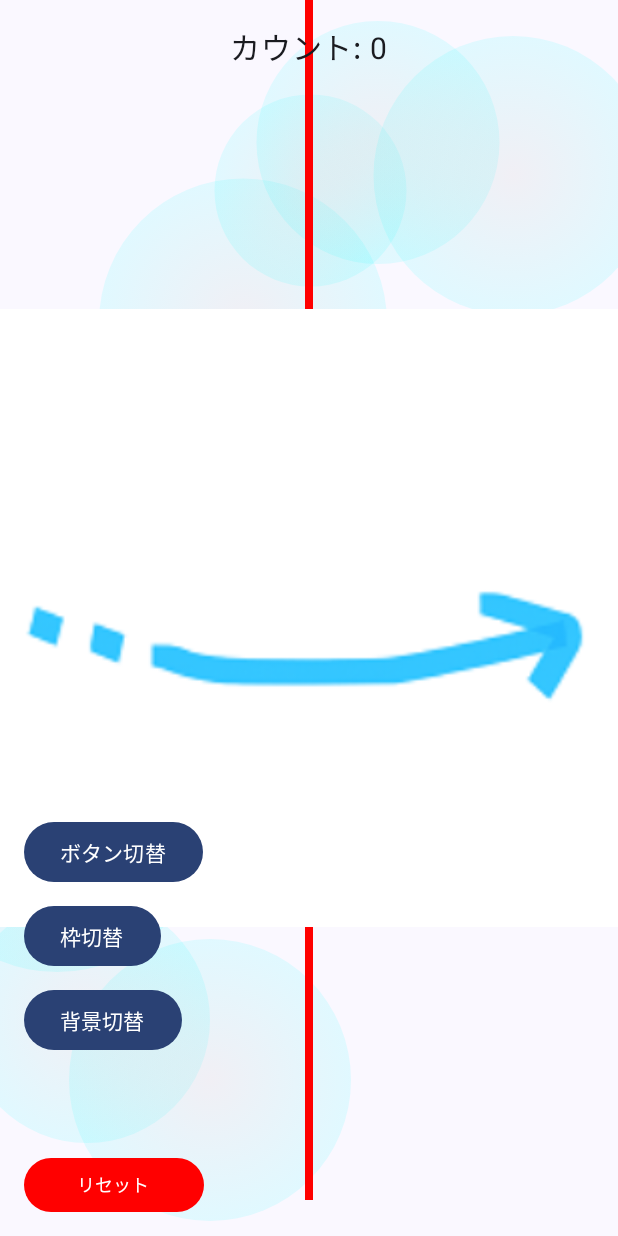
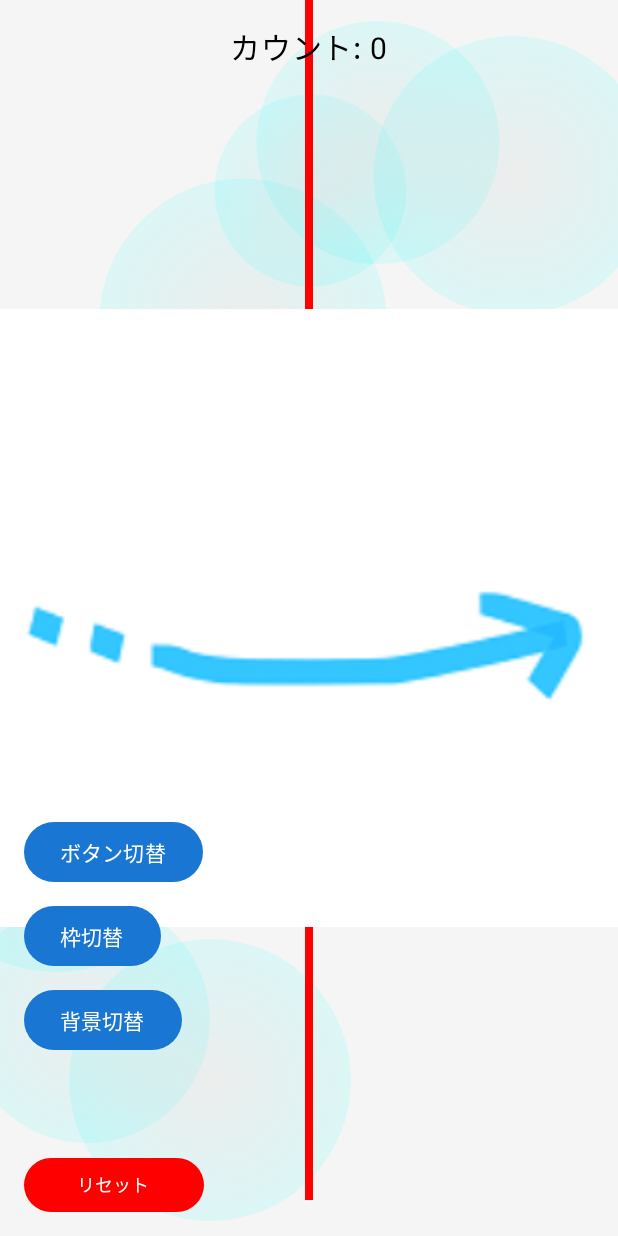
Before and after one commit to MI297/Swipe01, an Android app built with Jetpack Compose: the screen it shows after launch (MainActivity), on a phone screen of 412 x 824 dp. Run offline under Robolectric (Android 15) with nearby library versions, the phone set to English and light mode, and no system bars.

Commit message:
# Swipe01 実機でダークモードにしている際、アプリで白基調のテーマに修正する処理
## 現状実装されている内容
- スワイプに応じて画面の線のねじれがアニメーションを行い、大きくなる。　段階的に線のカラーが変わっていく
- 上から下方向へスワイプすると線が切れるアニメーションが発生
- カウントが画面上部に表示される（最大1000）
‐リセットボタン
-背景画面、チュートリアル画像

```diff
--- a/app/src/main/java/com/example/swipe01/ui/theme/Theme.kt
+++ b/app/src/main/java/com/example/swipe01/ui/theme/Theme.kt
@@ -10,34 +10,36 @@ import androidx.compose.material3.dynamicLightColorScheme
 import androidx.compose.material3.lightColorScheme
 import androidx.compose.runtime.Composable
 import androidx.compose.ui.platform.LocalContext
+import androidx.compose.ui.graphics.Color
 
+//ダークカラーテーマ
 private val DarkColorScheme = darkColorScheme(
     primary = Purple80,
     secondary = PurpleGrey80,
     tertiary = Pink80
 )
+//白基調のカスタムテーマ
+private val CustomLightColorScheme = lightColorScheme(
+    primary = Color(0xFF1976D2),        // 青（ボタンなどのアクセント）
+    onPrimary = Color.White,            // プライマリの上のテキスト色
 
-private val LightColorScheme = lightColorScheme(
-    primary = Purple40,
-    secondary = PurpleGrey40,
-    tertiary = Pink40
+    secondary = Color(0xFF90CAF9),      // 補助色（薄めの青）
+    onSecondary = Color.Black,
 
-    /* Other default colors to override
-    background = Color(0xFFFFFBFE),
-    surface = Color(0xFFFFFBFE),
-    onPrimary = Color.White,
-    onSecondary = Color.White,
-    onTertiary = Color.White,
-    onBackground = Color(0xFF1C1B1F),
-    onSurface = Color(0xFF1C1B1F),
-    */
+    background = Color(0xFFFFFFFF),     // 背景：真っ白
+    onBackground = Color(0xFF000000),   // 背景上の文字：黒
+
+    surface = Color(0xFFF5F5F5),        // カードやボタンの背景
+    onSurface = Color(0xFF000000),      // その上のテキスト
+
+    error = Color(0xFFB00020),          // エラー色
+    onError = Color.White
 )
 
 @Composable
 fun Swipe01Theme(
-    darkTheme: Boolean = isSystemInDarkTheme(),
-    // Dynamic color is available on Android 12+
-    dynamicColor: Boolean = true,
+    darkTheme: Boolean = false,  // ← 常に白基調に固定
+    dynamicColor: Boolean = false,
     content: @Composable () -> Unit
 ) {
     val colorScheme = when {
@@ -46,8 +48,7 @@ fun Swipe01Theme(
             if (darkTheme) dynamicDarkColorScheme(context) else dynamicLightColorScheme(context)
         }
 
-        darkTheme -> DarkColorScheme
-        else -> LightColorScheme
+        else -> CustomLightColorScheme
     }
 
     MaterialTheme(
```
